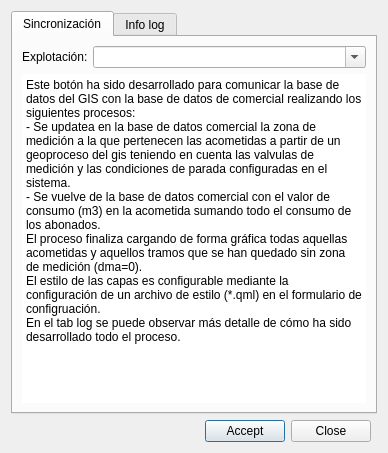
First picture: the form in ui/crm_trace.ui, repository Giswater/giswater_qgis_plugin, before the edit.
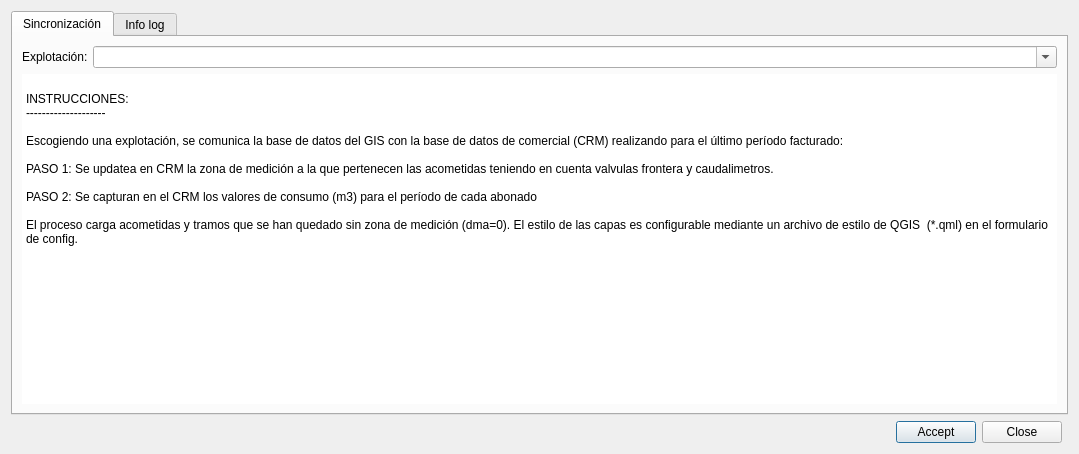
Second picture: the form after the edit.

Commit message: Update form of crm_trace

```diff
--- a/ui/crm_trace.ui
+++ b/ui/crm_trace.ui
@@ -6,8 +6,8 @@
    <rect>
     <x>0</x>
     <y>0</y>
-    <width>388</width>
-    <height>453</height>
+    <width>1079</width>
+    <height>454</height>
    </rect>
   </property>
   <property name="windowTitle">
@@ -47,12 +47,17 @@
           <bool>true</bool>
          </property>
          <property name="plainText">
-          <string>Este botón ha sido desarrollado para comunicar la base de datos del GIS con la base de datos de comercial realizando los siguientes procesos:
-- Se updatea en la base de datos comercial la zona de medición a la que pertenecen las acometidas a partir de un geoproceso del gis teniendo en cuenta las valvulas de medición y las condiciones de parada configuradas en el sistema.
-- Se vuelve de la base de datos comercial con el valor de consumo (m3) en la acometida sumando todo el consumo de los abonados.
-El proceso finaliza cargando de forma gráfica todas aquellas acometidas y aquellos tramos que se han quedado sin zona de medición (dma=0). 
-El estilo de las capas es configurable mediante la configuración de un archivo de estilo (*.qml) en el formulario de configruación.
-En el tab log se puede observar más detalle de cómo ha sido desarrollado todo el proceso.</string>
+          <string>
+INSTRUCCIONES:
+--------------------
+
+Escogiendo una explotación, se comunica la base de datos del GIS con la base de datos de comercial (CRM) realizando para el último período facturado:
+
+PASO 1: Se updatea en CRM la zona de medición a la que pertenecen las acometidas teniendo en cuenta valvulas frontera y caudalimetros.
+
+PASO 2: Se capturan en el CRM los valores de consumo (m3) para el período de cada abonado
+
+El proceso carga acometidas y tramos que se han quedado sin zona de medición (dma=0). El estilo de las capas es configurable mediante un archivo de estilo de QGIS  (*.qml) en el formulario de config.</string>
          </property>
          <property name="backgroundVisible">
           <bool>false</bool>
```
